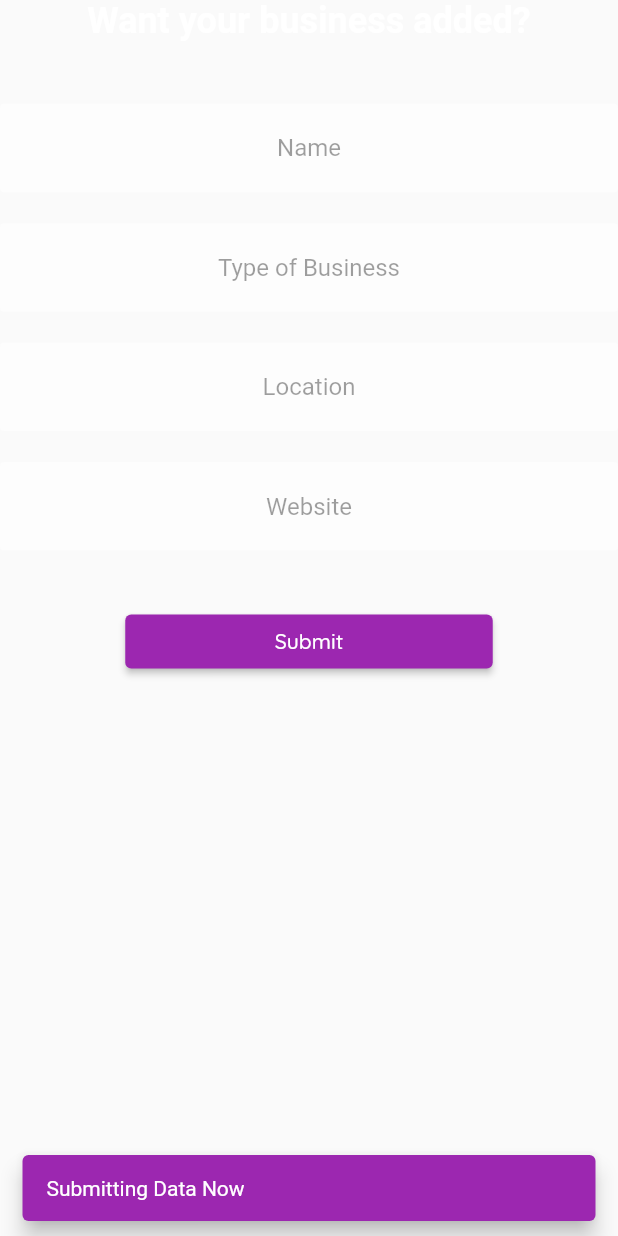
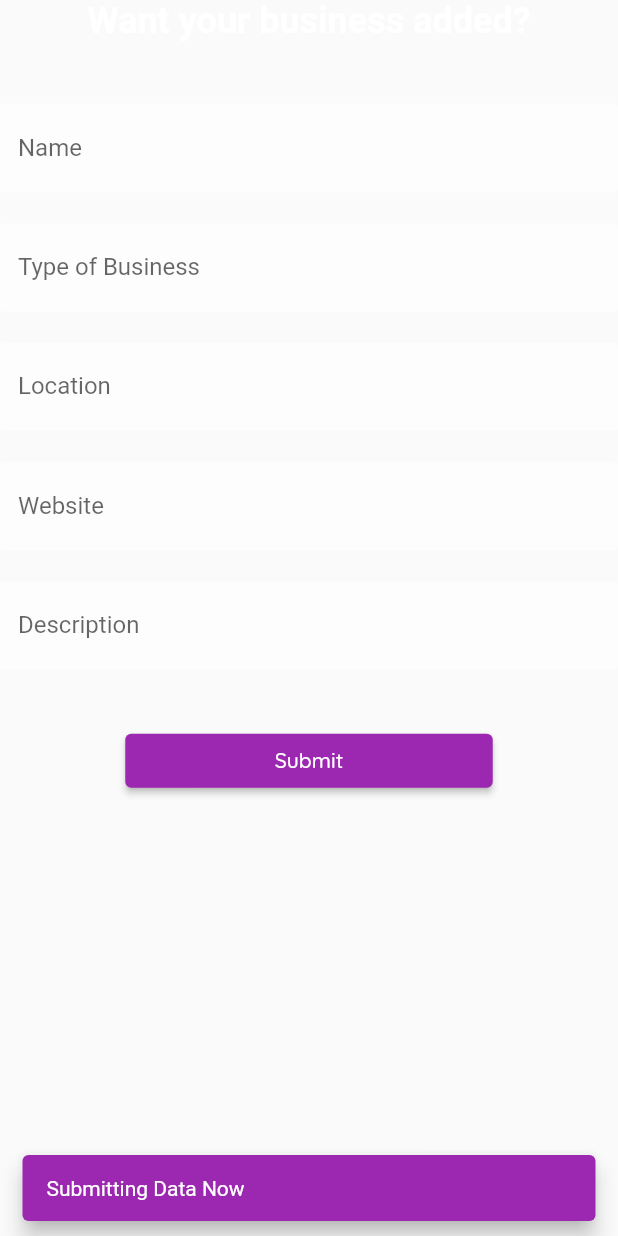
Before and after one commit to Ansontheprogrammer/timeless-website, a Flutter app: the MyCustomForm widget shown alone on an empty page, opened directly, after a tap on "Submit", on a phone screen of 412 x 824 dp. Run offline on Flutter 3.47's test engine with Material 2 defaults, Android fonts, the phone set to English and light mode, and no system bars; our stand-ins replace cloud_firestore, firebase_core, flutter_slidable, google_fonts; missing offline and left inert: cloud_firestore_web, firebase_core_web; accounts and stored records are empty; Roboto replaces fonts that are missing (Jura).

Commit message:
Created method in business to conver business name to uppercase created method to create business in firebase with form

```diff
--- a/lib/domain/firestore.dart
+++ /dev/null
@@ -1,20 +0,0 @@
-import 'package:cloud_firestore/cloud_firestore.dart';
-import 'package:timeless_app/models/query.dart';
-
-class FirestoreService {
-  /// This contains all interations with the firestore db
-  final FirebaseFirestore _firestore = FirebaseFirestore.instance;
-  final String _businessCollectionName = 'businesses';
-
-  /// This will query businesses using different field names based on [QuerySearch]
-  ///
-  /// Currently only works in same case scenarios.
-  /// For ex. 'Sam' -> "Sam's barbershop"
-  Stream<QuerySnapshot> businessQuery({required QuerySearch query}) {
-    return _firestore
-        .collection(_businessCollectionName)
-        .where(query.fieldName, isGreaterThanOrEqualTo: query.search)
-        .where(query.fieldName, isLessThan: query.search + 'z')
-        .snapshots();
-  }
-}
--- /dev/null
+++ b/lib/domain/firestore_service.dart
@@ -0,0 +1,42 @@
+import 'package:cloud_firestore/cloud_firestore.dart';
+import 'package:timeless_app/models/query.dart';
+
+class FirestoreService {
+  /// This contains all interations with the firestore db
+  final FirebaseFirestore _firestore = FirebaseFirestore.instance;
+  final String _businessCollectionName = 'businesses';
+
+  /// This will query businesses using different field names based on [QuerySearch]
+  ///
+  /// Will convert the search to lowercase to get around same case query issues.
+  /// For ex. 'Sam' -> "sam's barbershop"
+  Stream<QuerySnapshot> queryBusinesses({required QuerySearch query}) {
+    String searchConvertedToLowercase = query.search.toLowerCase();
+    return _firestore
+        .collection(_businessCollectionName)
+        .where(query.fieldName,
+            isGreaterThanOrEqualTo: searchConvertedToLowercase)
+        .where(query.fieldName, isLessThan: searchConvertedToLowercase + 'z')
+        .snapshots();
+  }
+
+  /// Create new business
+  ///
+  /// Will convert business name and description to lowercase, to ensure quering is easier
+  Future<void> create(FirestoreDoc doc) async {
+    try {
+      await _firestore
+          .collection(_businessCollectionName)
+          .doc(doc.id)
+          .set(doc.toJSON());
+    } catch (FirebaseException) {
+      print("Error storing data");
+    }
+  }
+}
+
+abstract class FirestoreDoc {
+  abstract String id;
+
+  Map<String, dynamic> toJSON();
+}
--- a/lib/models/business.dart
+++ b/lib/models/business.dart
@@ -1,26 +1,37 @@
-class Business {
+import 'package:timeless_app/domain/firestore_service.dart';
+
+class Business implements FirestoreDoc {
+  @override
+  set id(String _id) {
+    id = _id;
+  }
+
   final String id;
   final String name;
   final String type;
-  final String imageURL;
+  // final String imageURL;
   final String zipcode;
   final String description;
+  final String website;
 
   static String dbCollectionName = 'businesses';
 
-  Map<String, dynamic> toJson() => {
+  Map<String, dynamic> toJSON() => {
         'id': this.id,
         'name': this.name,
         'type': this.type,
-        'imageURL': this.imageURL,
-        'zipcode': this.zipcode
+        // 'imageURL': this.imageURL,
+        'zipcode': this.zipcode,
+        'website': this.website,
+        'description': this.description
       };
 
   Business.fromJSON(Map<String, dynamic> parsedJSON)
       : id = parsedJSON['id'] as String,
         name = parsedJSON['name'],
         type = parsedJSON['type'],
-        imageURL = parsedJSON['imageURL'],
+        // imageURL = parsedJSON['imageURL'],
+        website = parsedJSON['website'],
         description = parsedJSON['description'],
         zipcode = parsedJSON['zipcode'];
 
@@ -28,7 +39,20 @@ class Business {
       {required this.id,
       required this.name,
       required this.type,
-      required this.imageURL,
+      required this.website,
+      // required this.imageURL,
       required this.description,
       required this.zipcode});
+
+  Future<void> create(Business business) async {
+    try {
+      await FirestoreService().create(business);
+    } catch (FirebaseException) {
+      print("Error in business model");
+    }
+  }
+
+  getBusinessName() {
+    return this.name[0].toUpperCase() + this.name.substring(1);
+  }
 }
--- a/lib/views/search.dart
+++ b/lib/views/search.dart
@@ -1,17 +1,13 @@
-import 'package:cloud_firestore/cloud_firestore.dart';
 import 'package:flutter/material.dart';
 import 'package:flutter/widgets.dart';
 import 'package:provider/provider.dart';
-import 'package:timeless_app/domain/firestore.dart';
-import 'package:timeless_app/models/business.dart';
-import 'package:timeless_app/models/query.dart';
+
 import 'package:timeless_app/providers/search_provider.dart';
 import 'package:timeless_app/utils/custom_section.dart';
 import 'package:timeless_app/utils/custom_text.dart';
 import 'package:timeless_app/utils/layout.dart';
 import 'package:timeless_app/widgets/home/hero/search_bar.dart';
 import 'package:timeless_app/widgets/search/recent_searches.dart';
-import 'package:timeless_app/widgets/search/search_item.dart';
 
 class SearchView extends StatelessWidget {
   SearchView();
--- a/lib/widgets/home/recommended/nearby_businesses/nearby_card.dart
+++ b/lib/widgets/home/recommended/nearby_businesses/nearby_card.dart
@@ -43,6 +43,7 @@ class NearbyBusinessCard extends StatelessWidget {
               ),
             ),
             Container(
+              constraints: BoxConstraints(minHeight: 175),
               padding: EdgeInsets.all(15),
               child: Column(
                 crossAxisAlignment: CrossAxisAlignment.start,
--- a/lib/widgets/home/recommended/nearby_businesses/nearby_list.dart
+++ b/lib/widgets/home/recommended/nearby_businesses/nearby_list.dart
@@ -37,7 +37,7 @@ class NearbyBusinessList extends StatelessWidget {
             spacing: 20,
             children: businesses.map((business) {
               return NearbyBusinessCard(
-                  title: business.name,
+                  title: business.getBusinessName(),
                   subtitle: business.type,
                   description: business.description);
             }).toList());
--- a/lib/widgets/home/recommended/new_businesses/new_businesses.dart
+++ b/lib/widgets/home/recommended/new_businesses/new_businesses.dart
@@ -39,7 +39,7 @@ class NewBusinessList extends StatelessWidget {
             spacing: 20,
             children: businesses.map((business) {
               return NewBusinessListItem(
-                  title: business.name,
+                  title: business.getBusinessName(),
                   subtitle: business.type,
                   description: business.description);
             }).toList());
--- a/lib/widgets/home/signup/my_custom_form_details.dart
+++ b/lib/widgets/home/signup/my_custom_form_details.dart
@@ -2,9 +2,11 @@
 import 'package:flutter/foundation.dart';
 import 'package:flutter/material.dart';
 import 'package:flutter/widgets.dart';
+import 'package:timeless_app/models/business.dart';
 import 'package:timeless_app/utils/container_spacer.dart';
 import 'package:timeless_app/utils/custom_text.dart';
 import 'package:timeless_app/utils/small_spacer.dart';
+import 'package:uuid/uuid.dart';
 
 class MyCustomForm extends StatefulWidget {
   @override
@@ -17,10 +19,13 @@ class MyCustomFormState extends State<MyCustomForm> {
   final _formKey = GlobalKey<FormState>();
   String? Function(String? value) Function({required String title}) validator =
       ({required String title}) {
-    return (String? value) {
-      return value!.isNotEmpty ? title : null;
-    };
+    return (value) => '';
   };
+  TextEditingController _nameController = TextEditingController();
+  TextEditingController _descriptionController = TextEditingController();
+  TextEditingController _typeController = TextEditingController();
+  TextEditingController _locationController = TextEditingController();
+  TextEditingController _websiteController = TextEditingController();
 
   @override
   Widget build(BuildContext context) {
@@ -38,23 +43,33 @@ class MyCustomFormState extends State<MyCustomForm> {
         ),
         ContainerSpacer(),
         CustomFormField(
-          validator: validator,
+          controller: _nameController,
+          // validator: validator,
           hintText: 'Name',
         ),
         SmallSpacer(),
         CustomFormField(
-          validator: validator,
+          controller: _typeController,
+          // validator: validator,
           hintText: 'Type of Business',
         ),
         SmallSpacer(),
         CustomFormField(
+          controller: _locationController,
           hintText: 'Location',
-          validator: validator,
+          // validator: validator,
         ),
         SmallSpacer(),
         CustomFormField(
+          controller: _websiteController,
           hintText: 'Website',
-          validator: validator,
+          // validator: validator,
+        ),
+        SmallSpacer(),
+        CustomFormField(
+          controller: _descriptionController,
+          hintText: 'Description',
+          // validator: validator,
         ),
         SmallSpacer(),
         Center(
@@ -66,16 +81,29 @@ class MyCustomFormState extends State<MyCustomForm> {
               padding:
                   const EdgeInsets.symmetric(vertical: 16.0, horizontal: 32.0),
               child: ElevatedButton(
-                onPressed: () {
-                  // Validate returns true if the form is valid, or false
-                  // otherwise.
+                onPressed: () async {
+                  // if (_formKey.currentState!.validate()) {
+                  // If the form is valid, display a success snackbar.
                   ScaffoldMessenger.of(context).showSnackBar(
                       SnackBar(content: Text('Submitting Data Now')));
-                  if (_formKey.currentState!.validate()) {
-                    // If the form is valid, display a Snackbar.
-                    ScaffoldMessenger.of(context).showSnackBar(
-                        SnackBar(content: Text('Submitting Data Now')));
+
+                  Business business = Business(
+                    id: Uuid().v1(),
+                    description: _descriptionController.text,
+                    name: _nameController.text,
+                    zipcode: _locationController.text,
+                    type: _typeController.text,
+                    website: _websiteController.text,
+                  );
+                  try {
+                    await business.create(business);
+                  } catch (FirebaseException) {
+                    print("Error in custom form");
                   }
+                  // } else {
+                  //   ScaffoldMessenger.of(context).showSnackBar(SnackBar(
+                  //       content: Text('There was an error in the upload')));
+                  // }
                 },
                 child: CustomTextBtn(
                   color: Colors.white,
@@ -92,20 +120,24 @@ class MyCustomFormState extends State<MyCustomForm> {
 
 class CustomFormField extends StatelessWidget {
   final String hintText;
+  final TextEditingController controller;
   const CustomFormField({
     Key? key,
+    required this.controller,
     required this.hintText,
-    required this.validator,
+    // required this.validator,
   }) : super(key: key);
 
-  final String? Function(String? value) Function({required String title})
-      validator;
+  // final String? Function(String? value) Function({required String title})
+  //     validator;
 
   @override
   Widget build(BuildContext context) {
     return TextFormField(
       textAlign: TextAlign.center,
+      controller: this.controller,
       decoration: InputDecoration(
+        labelText: hintText,
         floatingLabelBehavior: FloatingLabelBehavior.auto,
         filled: true,
         fillColor: Colors.white.withOpacity(0.5),
@@ -118,9 +150,9 @@ class CustomFormField extends StatelessWidget {
           ),
         ),
       ),
-      validator: validator(
-        title: hintText,
-      ),
+      // validator: validator(
+      //   title: hintText,
+      // ),
     );
   }
 }
--- a/lib/widgets/search/recent_searches.dart
+++ b/lib/widgets/search/recent_searches.dart
@@ -2,7 +2,7 @@ import 'package:cloud_firestore/cloud_firestore.dart';
 import 'package:flutter/cupertino.dart';
 import 'package:flutter/material.dart';
 import 'package:provider/provider.dart';
-import 'package:timeless_app/domain/firestore.dart';
+import 'package:timeless_app/domain/firestore_service.dart';
 import 'package:timeless_app/models/business.dart';
 import 'package:timeless_app/models/query.dart';
 import 'package:timeless_app/providers/search_provider.dart';
@@ -27,7 +27,7 @@ class RecentSearches extends StatelessWidget {
           height: 20,
         ),
         StreamBuilder(
-          stream: FirestoreService().businessQuery(
+          stream: FirestoreService().queryBusinesses(
               query:
                   QuerySearch(fieldName: 'name', search: currentSearch.search)),
           builder: (context, AsyncSnapshot<QuerySnapshot> snapshot) {
@@ -37,7 +37,6 @@ class RecentSearches extends StatelessWidget {
             List<Business> foundBusinesses = snapshot.data!.docs
                 .map((snap) => Business.fromJSON(snap.data()!))
                 .toList();
-            print(foundBusinesses);
             return Row(
                 children: foundBusinesses
                     .map((business) => SearchItem(business: business))
--- a/lib/widgets/search/search_item.dart
+++ b/lib/widgets/search/search_item.dart
@@ -23,7 +23,7 @@ class SearchItem extends StatelessWidget {
         child: Column(
           crossAxisAlignment: CrossAxisAlignment.start,
           children: [
-            CustomTextNormal(text: business.name),
+            CustomTextNormal(text: business.getBusinessName()),
             Row(
               mainAxisAlignment: MainAxisAlignment.start,
               children: [
```
